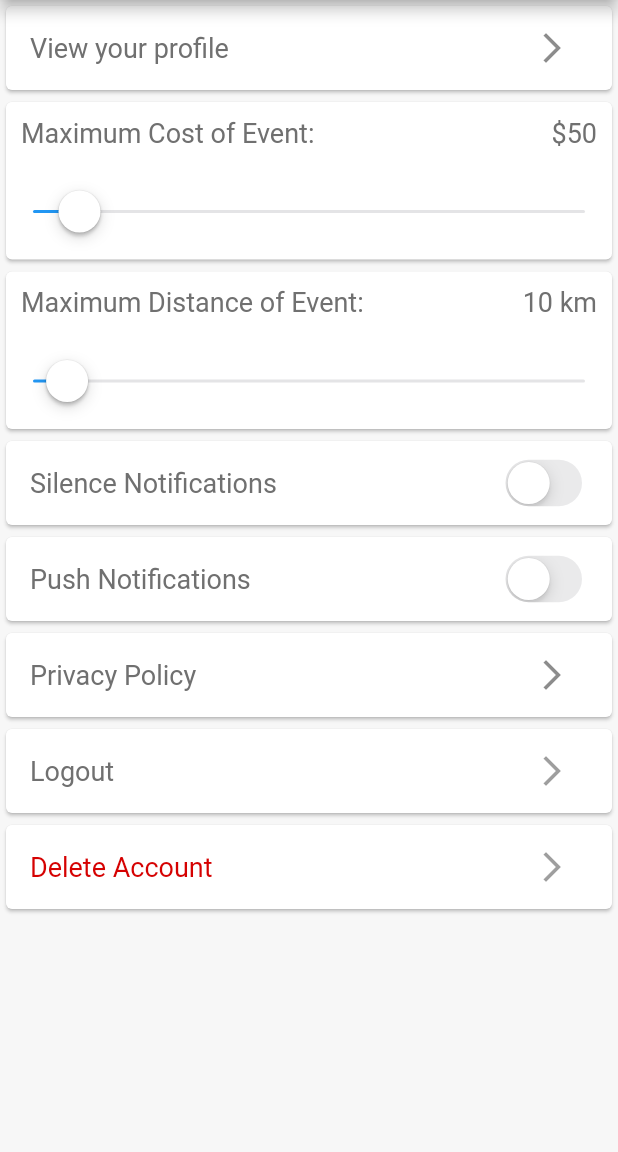
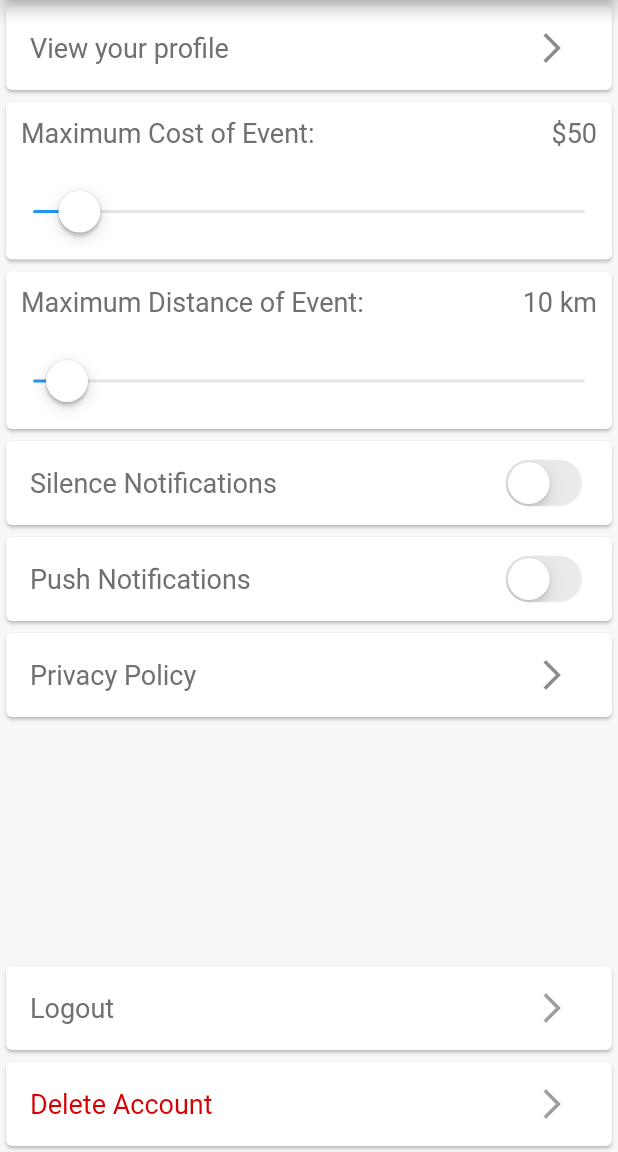
Before and after one commit to summerprogram2019/groupie, a Flutter app: the PreferencesScreen screen opened by its route, on a phone screen of 412 x 824 dp, the part 84-1236 px from its top. Run offline on Flutter 3.47's test engine with Material 2 defaults, Android fonts, the phone set to English and light mode, and no system bars; our stand-ins replace flutter_datetime_picker, shared_preferences; accounts and stored records are empty.

Commit message:
Spaced elements nicely in pref screen (column for now - may look into using a list view in the future...)

```diff
--- a/lib/src/screens/settings/preferences.dart
+++ b/lib/src/screens/settings/preferences.dart
@@ -108,7 +108,7 @@ class _PreferencesScreenState extends State<PreferencesScreen> {
         ],
           iconTheme: new IconThemeData(color: Colors.white)
       ),
-      body: new ListView(
+      body: new Column(
           children: <Widget>[
             //View your profile
             Card(
@@ -302,7 +302,7 @@ class _PreferencesScreenState extends State<PreferencesScreen> {
             ),
 
             //to push the logout and delete account elements to the bottom of the page
-            //Spacer(),
+            Spacer(),
 
             Card(
                 child: InkWell(
```
